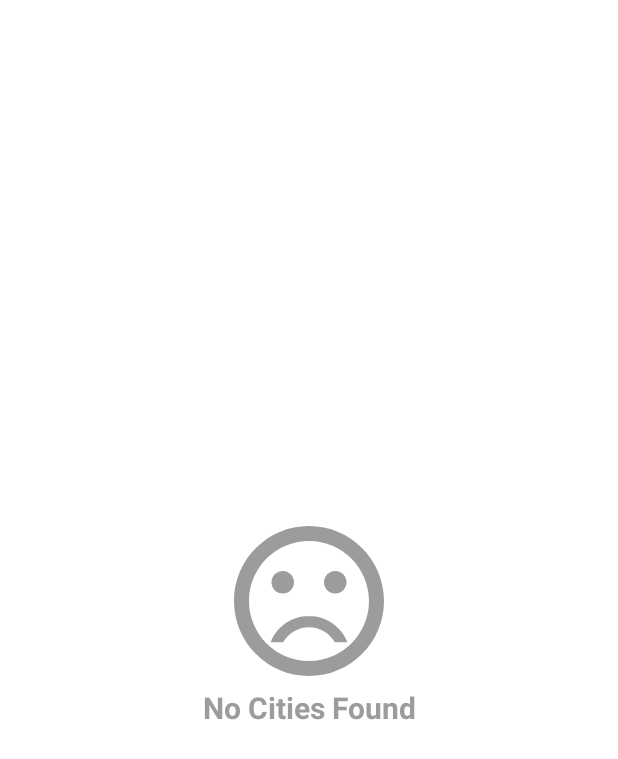
After one commit to agaperra/Weather-Forecast, an Android app built with Jetpack Compose: the composable EmptyContent shown on its own in the app's theme, on a phone screen of 412 x 824 dp. The commit adds this screen. Shown: the top 759 px of the screen. Run offline under Robolectric (Android 15) with nearby library versions, the phone set to English and light mode, and no system bars; our stand-ins replace accompanist.

Commit message:
Начал делать UI для экрана поиска

```diff
--- a/app/src/main/java/com/agaperra/weatherforecast/data/api/CityApi.kt
+++ b/app/src/main/java/com/agaperra/weatherforecast/data/api/CityApi.kt
@@ -1,6 +1,6 @@
 package com.agaperra.weatherforecast.data.api
 
-import com.agaperra.weatherforecast.data.api.dto.CityListResponse
+import com.agaperra.weatherforecast.data.api.dto.CityResponse
 import retrofit2.http.GET
 import retrofit2.http.Query
 import javax.inject.Singleton
@@ -12,5 +12,5 @@ interface CityApi {
     suspend fun getCityList(
         @Query("namePrefix") namePrefix: String,
         @Query("languageCode") languageCode: String
-    ) : CityListResponse
+    ): List<CityResponse>
 }
--- a/app/src/main/java/com/agaperra/weatherforecast/data/api/mapper/DtoToDomain.kt
+++ b/app/src/main/java/com/agaperra/weatherforecast/data/api/mapper/DtoToDomain.kt
@@ -2,10 +2,12 @@ package com.agaperra.weatherforecast.data.api.mapper
 
 import android.content.Context
 import android.location.Geocoder
+import com.agaperra.weatherforecast.data.api.dto.CityResponse
 import com.agaperra.weatherforecast.data.api.dto.Daily
 import com.agaperra.weatherforecast.data.api.dto.ForecastResponse
 import com.agaperra.weatherforecast.domain.interactor.WeatherIconsInteractor
 import com.agaperra.weatherforecast.domain.interactor.WeatherStringsInteractor
+import com.agaperra.weatherforecast.domain.model.City
 import com.agaperra.weatherforecast.domain.model.ForecastDay
 import com.agaperra.weatherforecast.domain.model.WeatherForecast
 import com.agaperra.weatherforecast.domain.util.addTempPrefix
@@ -110,3 +112,7 @@ class DtoToDomain @Inject constructor(
         else -> weatherIconsInteractor.sunIcon
     }
 }
+
+fun List<CityResponse>.toDomain(): List<City> = map { response ->
+    City(name = response.name, longitude = response.longitude, latitude = response.latitude)
+}
--- a/app/src/main/java/com/agaperra/weatherforecast/data/repository/CityRepositoryImpl.kt
+++ b/app/src/main/java/com/agaperra/weatherforecast/data/repository/CityRepositoryImpl.kt
@@ -1,7 +1,7 @@
 package com.agaperra.weatherforecast.data.repository
 
 import com.agaperra.weatherforecast.data.api.CityApi
-import com.agaperra.weatherforecast.data.api.mapper.DtoCityToDomain
+import com.agaperra.weatherforecast.data.api.mapper.toDomain
 import com.agaperra.weatherforecast.domain.repository.CityRepository
 import dagger.hilt.android.scopes.ViewModelScoped
 import javax.inject.Inject
@@ -9,12 +9,11 @@ import javax.inject.Inject
 @ViewModelScoped
 class CityRepositoryImpl @Inject constructor(
     private val cityApi: CityApi,
-    private val mapper: DtoCityToDomain
 ) : CityRepository {
 
     override suspend fun getCities(
         namePrefix: String,
         languageCode: String
-    ) = mapper.map(cityApi.getCityList(namePrefix = namePrefix, languageCode = languageCode))
+    ) = cityApi.getCityList(namePrefix = namePrefix, languageCode = languageCode).toDomain()
 
 }
--- a/app/src/main/java/com/agaperra/weatherforecast/domain/use_case/GetCityList.kt
+++ b/app/src/main/java/com/agaperra/weatherforecast/domain/use_case/GetCityList.kt
@@ -12,13 +12,13 @@ class GetCityList @Inject constructor(
     private val cityRepository: CityRepository
 ) {
     operator fun invoke(
-        namePrefix: String,
+        cityName: String,
         languageCode: String
     ) = flow {
         emit(AppState.Loading())
         try {
             val response =
-                cityRepository.getCities(namePrefix, languageCode)
+                cityRepository.getCities(cityName, languageCode)
             emit(AppState.Success(data = response))
         } catch (exception: HttpException) {
             emit(AppState.Error(error = ErrorState.NO_INTERNET_CONNECTION))
--- /dev/null
+++ b/app/src/main/java/com/agaperra/weatherforecast/presentation/screens/search/EmptyContent.kt
@@ -0,0 +1,41 @@
+package com.agaperra.weatherforecast.presentation.screens.search
+
+import androidx.compose.foundation.background
+import androidx.compose.foundation.layout.Arrangement
+import androidx.compose.foundation.layout.Column
+import androidx.compose.foundation.layout.fillMaxSize
+import androidx.compose.foundation.layout.size
+import androidx.compose.material.Icon
+import androidx.compose.material.MaterialTheme
+import androidx.compose.material.Text
+import androidx.compose.runtime.Composable
+import androidx.compose.ui.Alignment
+import androidx.compose.ui.Modifier
+import androidx.compose.ui.res.painterResource
+import androidx.compose.ui.text.font.FontWeight
+import androidx.compose.ui.unit.dp
+import com.agaperra.weatherforecast.R
+import com.agaperra.weatherforecast.presentation.theme.MediumGray
+
+@Composable
+fun EmptyContent() {
+    Column(
+        modifier = Modifier
+            .fillMaxSize()
+            .background(MaterialTheme.colors.background),
+        verticalArrangement = Arrangement.Center,
+        horizontalAlignment = Alignment.CenterHorizontally
+    ) {
+        Icon(
+            modifier = Modifier.size(120.dp),
+            painter = painterResource(id = R.drawable.sad_face),
+            contentDescription = "Sad Face Icon",
+            tint = MediumGray
+        )
+        Text(
+            text = "No Cities Found", color = MediumGray,
+            fontWeight = FontWeight.Bold,
+            fontSize = MaterialTheme.typography.h6.fontSize
+        )
+    }
+}
--- a/app/src/main/java/com/agaperra/weatherforecast/presentation/screens/splash/SplashScreen.kt
+++ b/app/src/main/java/com/agaperra/weatherforecast/presentation/screens/splash/SplashScreen.kt
@@ -15,7 +15,7 @@ import com.agaperra.weatherforecast.R
 import com.agaperra.weatherforecast.domain.util.Constants.SPLASH_SCREEN_FIRST_LAUNCH_DELAY
 import com.agaperra.weatherforecast.domain.util.Constants.SPLASH_SCREEN_NORMAL
 import com.agaperra.weatherforecast.presentation.theme.firstGrayBlue
-import com.agaperra.weatherforecast.presentation.viewmodel.SharedViewModel
+import com.agaperra.weatherforecast.presentation.viewmodel.MainViewModel
 import com.google.accompanist.systemuicontroller.rememberSystemUiController
 import kotlinx.coroutines.ExperimentalCoroutinesApi
 import kotlinx.coroutines.delay
@@ -23,10 +23,10 @@ import kotlinx.coroutines.delay
 @ExperimentalCoroutinesApi
 @Composable
 fun SplashScreen(
-    sharedViewModel: SharedViewModel = hiltViewModel(),
+    mainViewModel: MainViewModel = hiltViewModel(),
     navigateToHomeScreen: () -> Unit,
 ) {
-    val isFirstLaunch by sharedViewModel.isFirstLaunch.collectAsState()
+    val isFirstLaunch by mainViewModel.isFirstLaunch.collectAsState()
 
     LaunchedEffect(key1 = isFirstLaunch) {
         delay(
--- a/app/src/main/java/com/agaperra/weatherforecast/presentation/theme/Color.kt
+++ b/app/src/main/java/com/agaperra/weatherforecast/presentation/theme/Color.kt
@@ -2,8 +2,9 @@ package com.agaperra.weatherforecast.presentation.theme
 
 import androidx.compose.ui.graphics.Color
 
-val black = Color(0xFF000000)
-val white = Color(0xFFFFFFFF)
+val Black = Color(0xFF000000)
+val White = Color(0xFFFFFFFF)
+val MediumGray = Color(0xFF9C9C9C)
 
 //UI colors
 val firstGrayBlue = Color(0xFF393E5B)
--- a/app/src/main/java/com/agaperra/weatherforecast/presentation/viewmodel/SharedViewModel.kt
+++ b/app/src/main/java/com/agaperra/weatherforecast/presentation/viewmodel/MainViewModel.kt
@@ -32,7 +32,7 @@ import javax.inject.Inject
 
 @ExperimentalCoroutinesApi
 @HiltViewModel
-class SharedViewModel @Inject constructor(
+class MainViewModel @Inject constructor(
     readLaunchState: ReadLaunchState,
     saveLaunchState: UpdateLaunchState,
     networkStatusListener: NetworkStatusListener,
--- a/app/src/main/java/com/agaperra/weatherforecast/utils/Constants.kt
+++ b/app/src/main/java/com/agaperra/weatherforecast/utils/Constants.kt
@@ -1,7 +1,11 @@
 package com.agaperra.weatherforecast.utils
+
+import androidx.compose.ui.unit.dp
 
 object Constants {
     const val HOME_SCREEN_BACKGROUND_ANIMATION_DURATION = 1000
+
+    val TOP_APPBAR_HEIGHT = 56.dp
 
     val thunderstorm_ids_range = 200..232
     val drizzle_ids_range = 300..321
--- /dev/null
+++ b/app/src/main/res/drawable/sad_face.xml
@@ -0,0 +1,16 @@
+<vector xmlns:android="http://schemas.android.com/apk/res/android"
+    android:width="24dp"
+    android:height="24dp"
+    android:viewportWidth="24"
+    android:viewportHeight="24"
+    android:tint="?attr/colorControlNormal">
+    <path
+        android:fillColor="@android:color/white"
+        android:pathData="M15.5,9.5m-1.5,0a1.5,1.5 0,1 1,3 0a1.5,1.5 0,1 1,-3 0"/>
+    <path
+        android:fillColor="@android:color/white"
+        android:pathData="M8.5,9.5m-1.5,0a1.5,1.5 0,1 1,3 0a1.5,1.5 0,1 1,-3 0"/>
+    <path
+        android:fillColor="@android:color/white"
+        android:pathData="M11.99,2C6.47,2 2,6.48 2,12s4.47,10 9.99,10C17.52,22 22,17.52 22,12S17.52,2 11.99,2zM12,20c-4.42,0 -8,-3.58 -8,-8s3.58,-8 8,-8 8,3.58 8,8 -3.58,8 -8,8zM12,14c-2.33,0 -4.32,1.45 -5.12,3.5h1.67c0.69,-1.19 1.97,-2 3.45,-2s2.75,0.81 3.45,2h1.67c-0.8,-2.05 -2.79,-3.5 -5.12,-3.5z"/>
+</vector>
```
Also changed, not shown: app/src/main/java/com/agaperra/weatherforecast/data/api/dto/CityListResponse.kt (deleted, +0 -14 lines), app/src/main/java/com/agaperra/weatherforecast/data/api/dto/CityResponse.kt (added, +30 -0 lines), app/src/main/java/com/agaperra/weatherforecast/data/api/mapper/DtoCityToDomain.kt (deleted, +0 -16 lines), app/src/main/java/com/agaperra/weatherforecast/presentation/screens/home/ForecastItem.kt (+5 -5 lines), app/src/main/java/com/agaperra/weatherforecast/presentation/screens/home/HomeScreen.kt (+21 -21 lines), app/src/main/java/com/agaperra/weatherforecast/presentation/screens/search/SearchAppBar.kt (added, +83 -0 lines), app/src/main/java/com/agaperra/weatherforecast/presentation/screens/search/SearchScreen.kt (added, +56 -0 lines), app/src/main/java/com/agaperra/weatherforecast/presentation/screens/search/SearchScreenContent.kt (added, +26 -0 lines), app/src/main/java/com/agaperra/weatherforecast/presentation/screens/settings/SettingsScreen.kt (+4 -4 lines), app/src/main/java/com/agaperra/weatherforecast/presentation/viewmodel/SearchViewModel.kt (added, +16 -0 lines).
